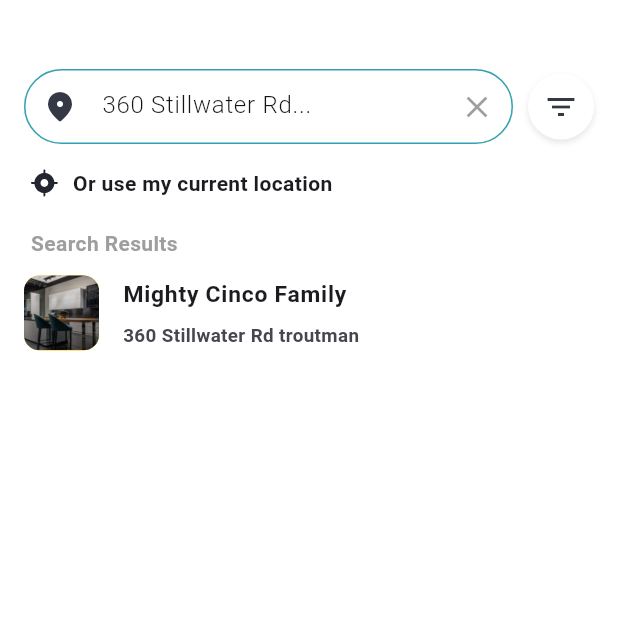
After one commit to asimhanif76/Realix-Real_Estate_App, a Flutter app: the MapSearchPage screen opened directly, on a phone screen of 412 x 824 dp, the top half of it. The commit adds this screen. Run offline on Flutter 3.47's test engine with Material 3 defaults, Android fonts, the phone set to English and light mode, and no system bars; our stand-ins replace flutter_slidable, flutter_svg, get, grouped_list, image_picker, photo_view and 2 more.

Commit message:
Map Search

```diff
--- a/lib/commons/app_images.dart
+++ b/lib/commons/app_images.dart
@@ -40,6 +40,7 @@ class AppImages {
   static String draw = 'assets/images/svg/draw.svg';
   static String draw_cross = 'assets/images/svg/draw_cross.svg';
   static String nearby = 'assets/images/svg/nearby.svg';
+  static String loction_search = 'assets/images/svg/loction_search.svg';
   static String map_satellite_image = 'assets/images/map_satellite.png';
   static String map_image = 'assets/images/map.png';
   static String map_draw = 'assets/images/map_draw.png';
--- a/lib/views/My Home/anp_select_amenities.dart
+++ b/lib/views/My Home/anp_select_amenities.dart
@@ -60,6 +60,7 @@ class AnpSelectAmenities extends StatelessWidget {
                         addNewPropertyController.facilities.map((facility) {
                       final isSelected = addNewPropertyController
                           .selectedFacilities
+                          .take(8)
                           .contains(facility);
 
                       return ChoiceChip(
@@ -97,7 +98,6 @@ class AnpSelectAmenities extends StatelessWidget {
                   ))
             ],
           ),
-
         ],
       ),
       bottomNavigationBar: CustomBlackButtton(
--- /dev/null
+++ b/lib/views/profile/constants/map_search_page.dart
@@ -0,0 +1,163 @@
+import 'package:flutter/material.dart';
+import 'package:flutter_svg/flutter_svg.dart';
+import 'package:realix_real_estate_app/commons/app_images.dart';
+import 'package:realix_real_estate_app/views/profile/constants/filter_bottom_sheet.dart';
+import 'package:responsive_sizer/responsive_sizer.dart';
+
+class MapSearchPage extends StatelessWidget {
+  MapSearchPage({super.key});
+
+  @override
+  Widget build(BuildContext context) {
+    var height = MediaQuery.of(context).size.height;
+    var width = MediaQuery.of(context).size.width;
+
+    return Scaffold(
+      backgroundColor: Colors.white,
+      body: Column(
+        crossAxisAlignment: CrossAxisAlignment.start,
+        children: [
+          SizedBox(
+            height: 30,
+          ),
+          _customTextField(
+            onTapFilter: () {
+              showModalBottomSheet(
+                context: context,
+                elevation: 10,
+                backgroundColor: Colors.white,
+                isScrollControlled: true,
+                builder: (context) {
+                  return FilterBottomSheet();
+                },
+              );
+            },
+          ),
+          Padding(
+            padding: EdgeInsets.symmetric(horizontal: width * 0.05),
+            child: Row(
+              children: [
+                SvgPicture.asset(AppImages.loction_search),
+                SizedBox(
+                  width: 10,
+                ),
+                Text(
+                  'Or use my current location',
+                  style: TextStyle(fontWeight: FontWeight.w600),
+                )
+              ],
+            ),
+          ),
+          SizedBox(
+            height: width * 0.05,
+          ),
+          Padding(
+            padding: EdgeInsets.symmetric(horizontal: width * 0.05),
+            child: Text(
+              'Search Results',
+              style: TextStyle(fontWeight: FontWeight.w600, color: Colors.grey),
+            ),
+          ),
+          ListTile(
+            leading: Container(
+              height: 50,
+              width: 50,
+              decoration: BoxDecoration(
+                image: DecorationImage(
+                    image: AssetImage(AppImages.property_image)),
+                borderRadius: BorderRadius.circular(width * 0.025),
+                color: Colors.amber,
+              ),
+            ),
+            title: Padding(
+              padding: EdgeInsets.only(bottom: width * 0.02),
+              child: Text(
+                'Mighty Cinco Family',
+                style: TextStyle(
+                  fontSize: 16.sp,
+                  fontWeight: FontWeight.w700,
+                ),
+              ),
+            ),
+            subtitle: Text(
+              '360 Stillwater Rd troutman',
+              style: TextStyle(
+                fontSize: 14.5.sp,
+                fontWeight: FontWeight.w700,
+              ),
+            ),
+          )
+        ],
+      ),
+    );
+  }
+
+  Widget _customTextField({
+    required VoidCallback onTapFilter,
+  }) {
+    return Padding(
+      padding: const EdgeInsets.all(16.0),
+      child: Row(
+        children: [
+          Expanded(
+            child: Container(
+              height: 50,
+              decoration: BoxDecoration(
+                color: Colors.amber,
+                borderRadius: BorderRadius.circular(30),
+              ),
+              child: TextField(
+                onTap: () {},
+                decoration: InputDecoration(
+                  hintText: '360 Stillwater Rd...',
+                  hintStyle: TextStyle(
+                    color: Color(0xFF141416),
+                    fontWeight: FontWeight.w300,
+                  ),
+                  prefixIcon:
+                      Icon(Icons.location_on_rounded, color: Color(0xFF353945)),
+                  suffixIcon: Icon(Icons.close, color: Colors.black38),
+                  contentPadding: EdgeInsets.symmetric(vertical: 14),
+                  border: OutlineInputBorder(
+                    borderRadius: BorderRadius.circular(30),
+                    borderSide: BorderSide(color: Color(0xFF2FA2B9)),
+                  ),
+                  enabledBorder: OutlineInputBorder(
+                    borderRadius: BorderRadius.circular(30),
+                    borderSide: BorderSide(color: Color(0xFF2FA2B9)),
+                  ),
+                  focusedBorder: OutlineInputBorder(
+                    borderRadius: BorderRadius.circular(30),
+                    borderSide: BorderSide(color: Color(0xFF2FA2B9)),
+                  ),
+                  filled: true,
+                  fillColor: Colors.white,
+                ),
+              ),
+            ),
+          ),
+          SizedBox(width: 10),
+          InkWell(
+            onTap: onTapFilter,
+            child: Container(
+              height: 44,
+              width: 44,
+              decoration: BoxDecoration(
+                shape: BoxShape.circle,
+                color: Colors.white,
+                boxShadow: [
+                  BoxShadow(
+                    color: Colors.black.withOpacity(0.1),
+                    blurRadius: 3,
+                    offset: Offset(0, 2),
+                  ),
+                ],
+              ),
+              child: Icon(Icons.filter_list, color: Color(0xFF353945)),
+            ),
+          ),
+        ],
+      ),
+    );
+  }
+}
```
Also changed, not shown: lib/controllers/add_new_property_controller.dart (+18 -0 lines), lib/controllers/discover_page_controller.dart (+40 -1 lines), lib/views/discover_page.dart (+14 -4 lines), lib/views/profile/constants/filter_bottom_sheet.dart (+134 -67 lines), lib/views/profile/constants/show_all_ammenities.dart (added, +147 -0 lines), assets/images/svg/loction_search.svg (added). Lines whose indentation alone changed are shown as unchanged.
